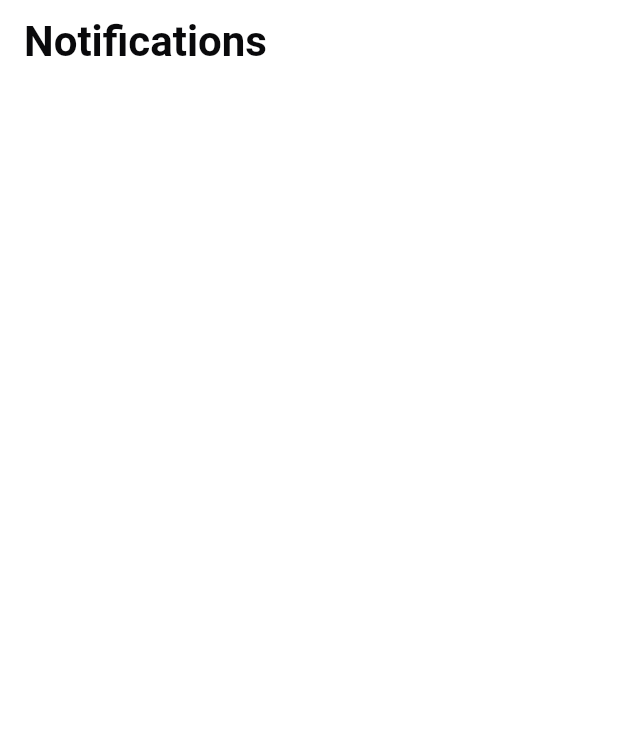
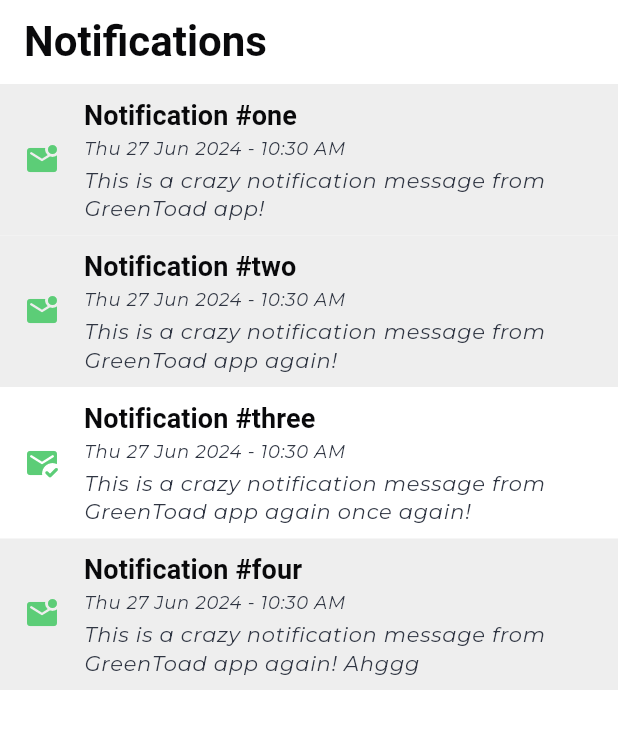
Before and after one commit to aarsh2982/GreenToad, a Flutter app: the NotificationsView screen opened by its route, on a phone screen of 412 x 824 dp. Shown: the top 729 px of the screen. Run offline on Flutter 3.47's test engine with Material 3 defaults, Android fonts, the phone set to English and light mode, and no system bars; our stand-ins replace carousel_slider, flutter_riverpod, font_awesome_flutter, go_router, lottie, percent_indicator and 3 more; accounts and stored records are empty; project files that could hold a hidden picture were left out.

Commit message:
notifications view completed

```diff
--- a/lib/views/notifications/notifications_view.dart
+++ b/lib/views/notifications/notifications_view.dart
@@ -1,5 +1,42 @@
 // Notifications View
 import 'package:flutter/material.dart';
+import 'package:greentoad_app/views/notifications/widgets/single_notification_tile.dart';
+
+// temp
+import 'package:greentoad_app/models/notification_model.dart';
+
+final List<NotificationModel> notifications = [
+  NotificationModel(
+    id: "querfowd3497",
+    title: "Notification #one",
+    message: "This is a crazy notification message from GreenToad app!",
+    time: DateTime.now(),
+    isRead: false,
+  ),
+  NotificationModel(
+    id: "querfowd34sf7",
+    title: "Notification #two",
+    message: "This is a crazy notification message from GreenToad app again!",
+    time: DateTime.now(),
+    isRead: false,
+  ),
+  NotificationModel(
+    id: "querfafdhj34sf7",
+    title: "Notification #three",
+    message:
+        "This is a crazy notification message from GreenToad app again once again!",
+    time: DateTime.now(),
+    isRead: true,
+  ),
+  NotificationModel(
+    id: "quer1348d34sf7",
+    title: "Notification #four",
+    message:
+        "This is a crazy notification message from GreenToad app again! Ahggg",
+    time: DateTime.now(),
+    isRead: false,
+  ),
+];
 
 class NotificationsView extends StatelessWidget {
   const NotificationsView({super.key});
@@ -14,7 +51,18 @@ class NotificationsView extends StatelessWidget {
         ),
       ),
       body: SafeArea(
-        child: Container(),
+        child: ListView.builder(
+          itemCount: notifications.length,
+          itemBuilder: (BuildContext context, int index) {
+            return SingleNotificationTile(
+              id: notifications[index].id,
+              isRead: notifications[index].isRead,
+              title: notifications[index].title,
+              message: notifications[index].message,
+              time: notifications[index].time,
+            );
+          },
+        ),
       ),
     );
   }
--- /dev/null
+++ b/lib/views/notifications/widgets/single_notification_tile.dart
@@ -0,0 +1,68 @@
+// Single List Tile Widget for Notifications View
+
+import 'package:flutter/material.dart';
+import 'package:intl/intl.dart';
+import 'package:greentoad_app/config/constants.dart';
+
+class SingleNotificationTile extends StatefulWidget {
+  final String id;
+  final bool isRead;
+  final String title;
+  final String message;
+  final DateTime time;
+
+  const SingleNotificationTile({
+    super.key,
+    required this.id,
+    required this.isRead,
+    required this.title,
+    required this.message,
+    required this.time,
+  });
+
+  @override
+  State<SingleNotificationTile> createState() => _SingleNotificationTileState();
+}
+
+class _SingleNotificationTileState extends State<SingleNotificationTile> {
+  @override
+  Widget build(BuildContext context) {
+    return ListTile(
+      onTap: () {
+        print("Take user to notification which has id: ${widget.id}");
+      },
+      isThreeLine: false,
+      leading: Icon(
+        (widget.isRead)
+            ? Icons.mark_email_read_rounded
+            : Icons.mark_email_unread_rounded,
+        color: primaryColor,
+      ),
+      tileColor:
+          (widget.isRead) ? Colors.transparent : Theme.of(context).primaryColor,
+      title: Text(
+        widget.title,
+        maxLines: 1,
+        overflow: TextOverflow.ellipsis,
+        style: Theme.of(context).textTheme.titleSmall,
+      ),
+      subtitle: Column(
+        crossAxisAlignment: CrossAxisAlignment.stretch,
+        children: [
+          Text(
+            // widget.time.toIso8601String(),
+            DateFormat("EEE dd MMM yyyy - hh:mm a").format(widget.time),
+            style: Theme.of(context).textTheme.labelSmall,
+          ),
+          const SizedBox(height: 4.0),
+          Text(
+            widget.message,
+            maxLines: 2,
+            overflow: TextOverflow.ellipsis,
+            style: Theme.of(context).textTheme.labelMedium,
+          ),
+        ],
+      ),
+    );
+  }
+}
--- a/pubspec.yaml
+++ b/pubspec.yaml
@@ -34,6 +34,7 @@ dependencies:
   flutter_lints: ^4.0.0
   flutter_riverpod: ^2.5.1
   uuid: ^4.4.0
+  intl: ^0.19.0
 
 
 
```
